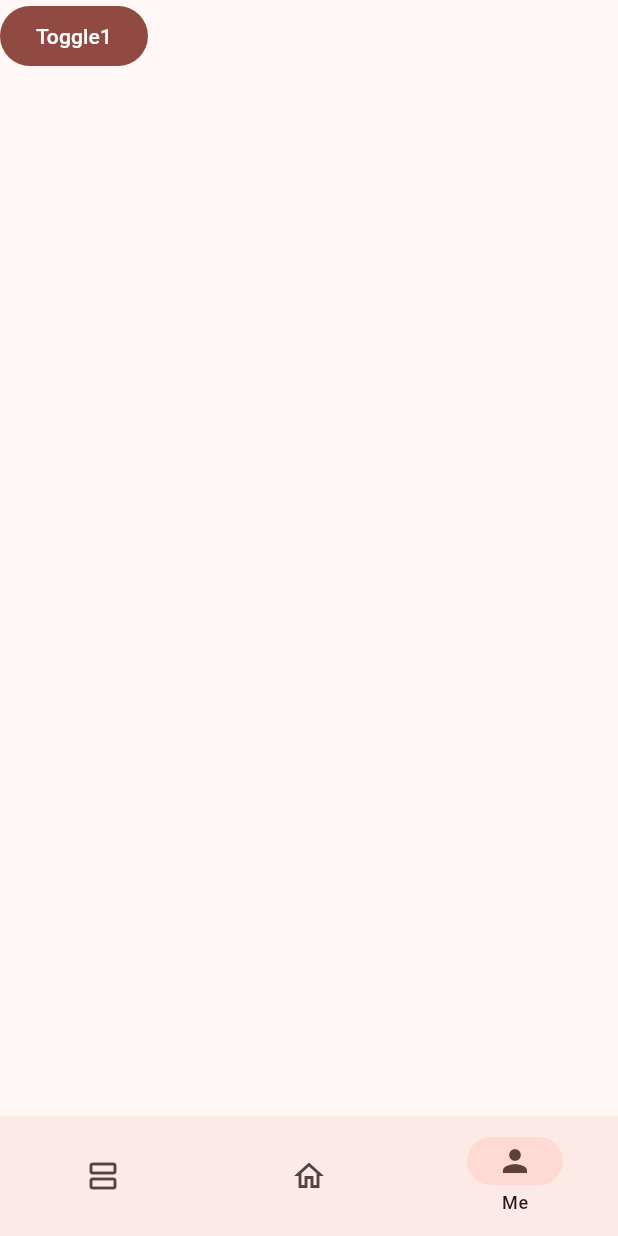
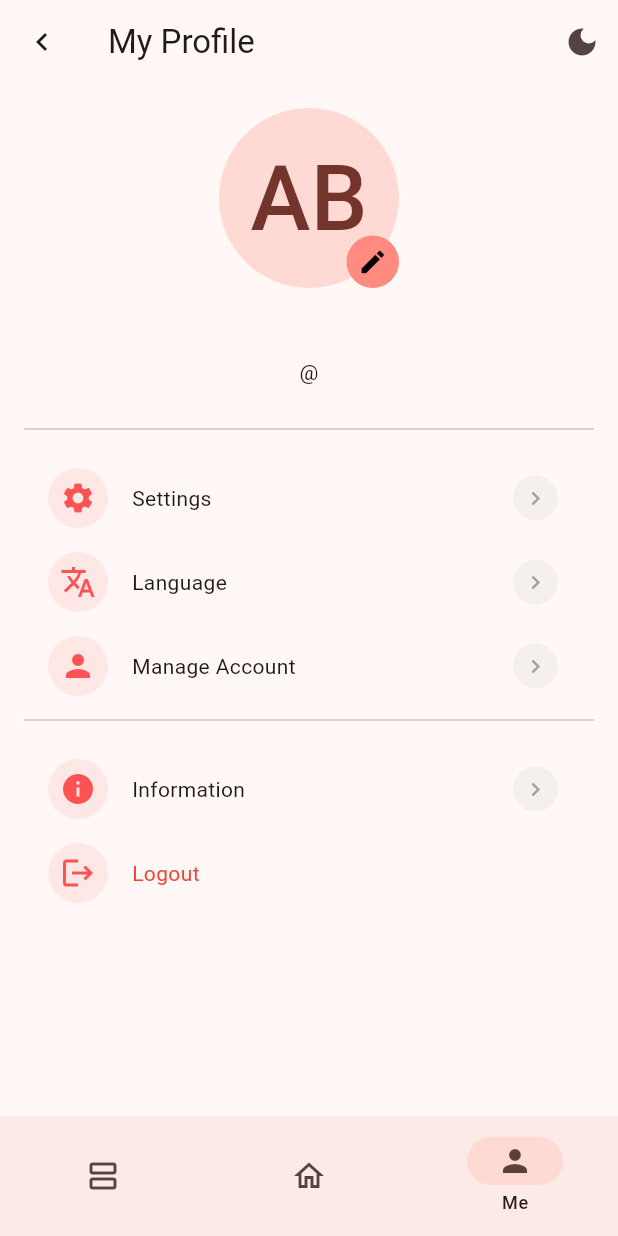
Before and after one commit to CesGalaxy/all-in-order-app, a Flutter app: the screen it shows once a user with an empty profile is signed in, swiped to page 3, on a phone screen of 412 x 824 dp. Run offline on Flutter 3.47's test engine with Material 3 defaults, Android fonts, the phone set to English and light mode, and no system bars; our stand-ins replace supabase_flutter; accounts and stored records are empty.

Commit message:
feat: :sparkles: Add profile page
Signed-off-by: CesGalaxy <cesgalaxy@outlook.com>

```diff
--- a/lib/modules/home/widgets/navigation.dart
+++ b/lib/modules/home/widgets/navigation.dart
@@ -1,4 +1,5 @@
 import 'package:all_in_order/modules/home/widgets/home_page.dart';
+import 'package:all_in_order/modules/user/widgets/me.dart';
 import 'package:flutter/material.dart';
 
 class HomeNavigation extends StatefulWidget {
@@ -49,10 +50,7 @@ class _HomeNavigationState extends State<HomeNavigation>
                 onPressed: _toggleBottomNavbar, child: const Text("Toggle1")),
           ),
           const HomePage(),
-          Scaffold(
-            body: FilledButton(
-                onPressed: _toggleBottomNavbar, child: const Text("Toggle1")),
-          ),
+          const MePage(),
         ],
         onPageChanged: (index) => setState(() => _activeIndex = index),
       ),
--- /dev/null
+++ b/lib/modules/user/widgets/me.dart
@@ -0,0 +1,208 @@
+import 'package:all_in_order/modules/auth/services/auth_service.dart';
+import 'package:flutter/material.dart';
+import 'package:provider/provider.dart';
+
+class MePage extends StatelessWidget {
+  const MePage({super.key});
+
+  @override
+  Widget build(BuildContext context) {
+    var isDark = MediaQuery.of(context).platformBrightness == Brightness.dark;
+
+    final profile = Provider.of<AuthService>(context).profile!;
+
+    return Scaffold(
+      appBar: AppBar(
+        leading: IconButton(
+          onPressed: () {},
+          icon: const Icon(Icons.chevron_left),
+        ),
+        title: const Text("My Profile"),
+        actions: [
+          IconButton(
+            onPressed: () {},
+            icon: Icon(isDark ? Icons.light_mode : Icons.dark_mode),
+          )
+        ],
+      ),
+      body: SingleChildScrollView(
+        child: Container(
+          padding: const EdgeInsets.all(16),
+          child: Column(
+            children: [
+              Stack(
+                children: [
+                  CircleAvatar(
+                    radius: 60,
+                    backgroundColor: Colors.redAccent[50],
+                    child: const Text("AB", style: TextStyle(fontSize: 60)),
+                  ),
+                  Positioned(
+                    bottom: 0,
+                    right: 0,
+                    child: Container(
+                      width: 35,
+                      height: 35,
+                      decoration: BoxDecoration(
+                        borderRadius: BorderRadius.circular(100),
+                        color: Colors.redAccent[100],
+                      ),
+                      child: const Icon(
+                        Icons.edit,
+                        color: Colors.black,
+                        size: 20,
+                      ),
+                    ),
+                  ),
+                ],
+              ),
+              const SizedBox(height: 10),
+              Text(profile.name,
+                  style: Theme.of(context).textTheme.headlineMedium),
+              Text("@${profile.username}"),
+              const SizedBox(height: 20),
+              // SizedBox(
+              //   width: 200,
+              //   child: ElevatedButton(
+              //     onPressed: () {},
+              //     style: ElevatedButton.styleFrom(
+              //         // backgroundColor: tPrimaryColor,
+              //         side: BorderSide.none,
+              //         shape: const StadiumBorder()),
+              //     child: const Text("Edit Profile"),
+              //   ),
+              // ),
+              // const SizedBox(height: 20),
+              const Divider(),
+              const SizedBox(height: 10),
+              ProfileMenuWidget(
+                title: "Settings",
+                icon: Icons.settings,
+                onPress: () {},
+              ),
+              ProfileMenuWidget(
+                title: "Language",
+                icon: Icons.translate,
+                onPress: () {
+                  showAdaptiveDialog(
+                    context: context,
+                    builder: (context) {
+                      return AlertDialog(
+                        title: const Text("Select Language"),
+                        content: Container(
+                          height: 168,
+                          child: Column(
+                            children: [
+                              ListTile(
+                                shape: RoundedRectangleBorder(
+                                  borderRadius: BorderRadius.circular(10),
+                                ),
+                                title: const Text("English"),
+                                onTap: () {},
+                              ),
+                              ListTile(
+                                shape: RoundedRectangleBorder(
+                                  borderRadius: BorderRadius.circular(10),
+                                ),
+                                title: const Text("Español"),
+                                onTap: () {},
+                              ),
+                              ListTile(
+                                shape: RoundedRectangleBorder(
+                                  borderRadius: BorderRadius.circular(10),
+                                ),
+                                title: const Text("Valenciá"),
+                                onTap: () {},
+                              ),
+                            ],
+                          ),
+                        ),
+                      );
+                    },
+                  );
+                },
+              ),
+              ProfileMenuWidget(
+                title: "Manage Account",
+                icon: Icons.person,
+                onPress: () {},
+              ),
+              const Divider(),
+              const SizedBox(height: 10),
+              ProfileMenuWidget(
+                title: "Information",
+                icon: Icons.info,
+                onPress: () {},
+              ),
+              ProfileMenuWidget(
+                title: "Logout",
+                icon: Icons.logout,
+                textColor: Colors.red,
+                endIcon: false,
+                onPress: () {},
+              ),
+            ],
+          ),
+        ),
+      ),
+    );
+  }
+}
+
+class ProfileMenuWidget extends StatelessWidget {
+  const ProfileMenuWidget({
+    super.key,
+    required this.title,
+    required this.icon,
+    required this.onPress,
+    this.endIcon = true,
+    this.textColor,
+  });
+
+  final String title;
+  final IconData icon;
+  final VoidCallback onPress;
+  final bool endIcon;
+  final Color? textColor;
+
+  @override
+  Widget build(BuildContext context) {
+    var isDark = MediaQuery.of(context).platformBrightness == Brightness.dark;
+    var iconColor = isDark ? Colors.red : Colors.redAccent;
+
+    return ListTile(
+      shape: RoundedRectangleBorder(
+        borderRadius: BorderRadius.circular(10),
+      ),
+      onTap: onPress,
+      leading: Container(
+        width: 40,
+        height: 40,
+        decoration: BoxDecoration(
+          borderRadius: BorderRadius.circular(100),
+          color: iconColor.withOpacity(0.1),
+        ),
+        child: Icon(icon, color: iconColor),
+      ),
+      title: Text(
+        title,
+        style: Theme.of(context).textTheme.bodyMedium?.apply(color: textColor),
+      ),
+      trailing: endIcon
+          ? Container(
+              width: 30,
+              height: 30,
+              decoration: BoxDecoration(
+                borderRadius: BorderRadius.circular(100),
+                color: Colors.grey.withOpacity(0.1),
+              ),
+              child: const Icon(
+                Icons.chevron_right,
+                size: 18.0,
+                color: Colors.grey,
+              ),
+            )
+          : null,
+    );
+  }
+}
```
Also changed, not shown: pubspec.lock.
